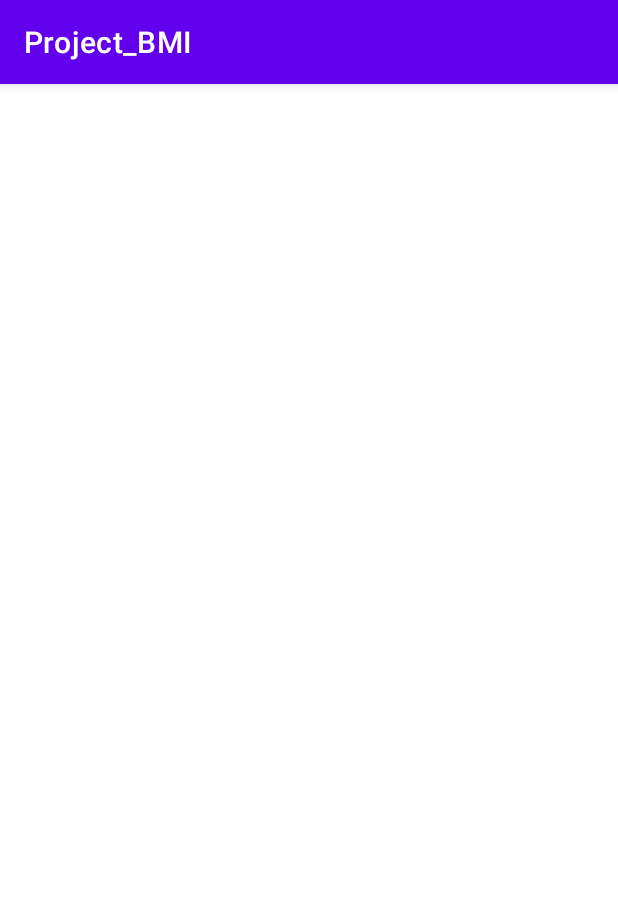
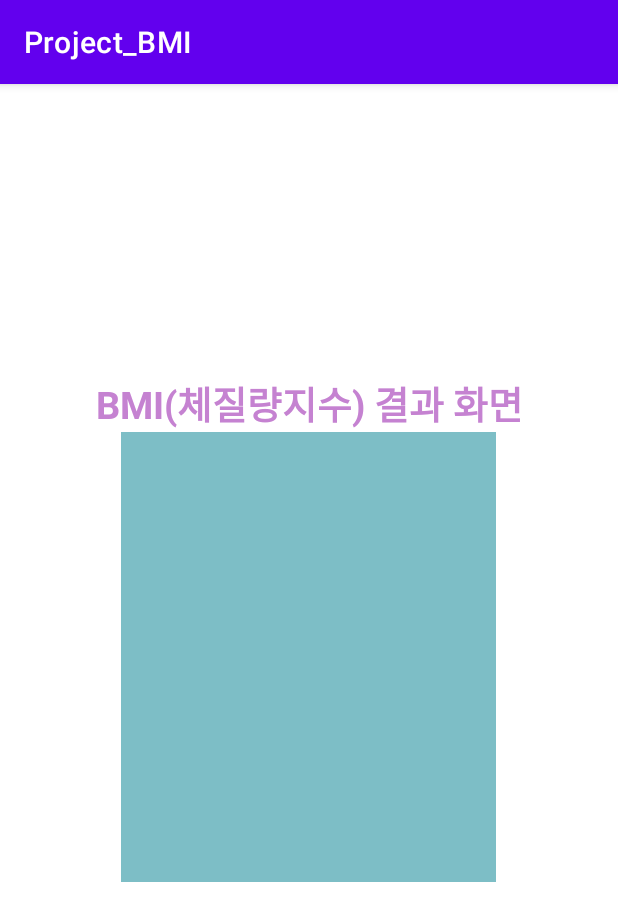
Before and after one commit to Winni-Lina/Project_BMI, an Android app: the ResultActivity screen opened directly, with no data from a screen before it, on a phone screen of 412 x 824 dp. Shown: the top 921 px of the screen. Run offline under Robolectric (Android 15) with nearby library versions, the phone set to English and light mode, and no system bars.

Commit message:
Edit activity_result.xml Commit

```diff
--- a/app/src/main/res/layout/activity_result.xml
+++ b/app/src/main/res/layout/activity_result.xml
@@ -1,9 +1,42 @@
 <?xml version="1.0" encoding="utf-8"?>
-<androidx.constraintlayout.widget.ConstraintLayout xmlns:android="http://schemas.android.com/apk/res/android"
+<LinearLayout xmlns:android="http://schemas.android.com/apk/res/android"
     xmlns:app="http://schemas.android.com/apk/res-auto"
     xmlns:tools="http://schemas.android.com/tools"
     android:layout_width="match_parent"
     android:layout_height="match_parent"
+    android:orientation="vertical"
+    android:gravity="center"
+    android:padding="20dp"
     tools:context=".ResultActivity">
 
-</androidx.constraintlayout.widget.ConstraintLayout>
+    <TextView
+        android:layout_width="match_parent"
+        android:layout_height="wrap_content"
+        android:gravity="center_horizontal"
+        android:text="@string/result_title"
+        android:textSize="25sp"
+        android:textColor="#C582D1"
+        android:textStyle="bold"/>
+    <ImageView
+        android:id="@+id/imgv"
+        android:layout_width="250dp"
+        android:layout_height="300dp"
+        android:background="#7DBEC6"
+        android:scaleType="fitXY"/>
+    <TextView
+        android:id="@+id/text_result1"
+        android:layout_width="wrap_content"
+        android:layout_height="wrap_content"
+        android:textSize="15sp"
+        android:textColor="#1F8178"
+        android:textStyle="bold"/>
+    <TextView
+        android:id="@+id/text_result2"
+        android:layout_width="wrap_content"
+        android:layout_height="wrap_content"
+        android:textSize="15sp"
+        android:textColor="#1F8178"
+        android:textStyle="bold"/>
+
+
+</LinearLayout>
--- a/app/src/main/res/values/strings.xml
+++ b/app/src/main/res/values/strings.xml
@@ -4,4 +4,5 @@
     <string name="btn_check">결과 확인</string>
     <string name="text_weight">체중(kg): </string>
     <string name="text_height">신장(cm): </string>
+    <string name="result_title">BMI(체질량지수) 결과 화면</string>
 </resources>
```
